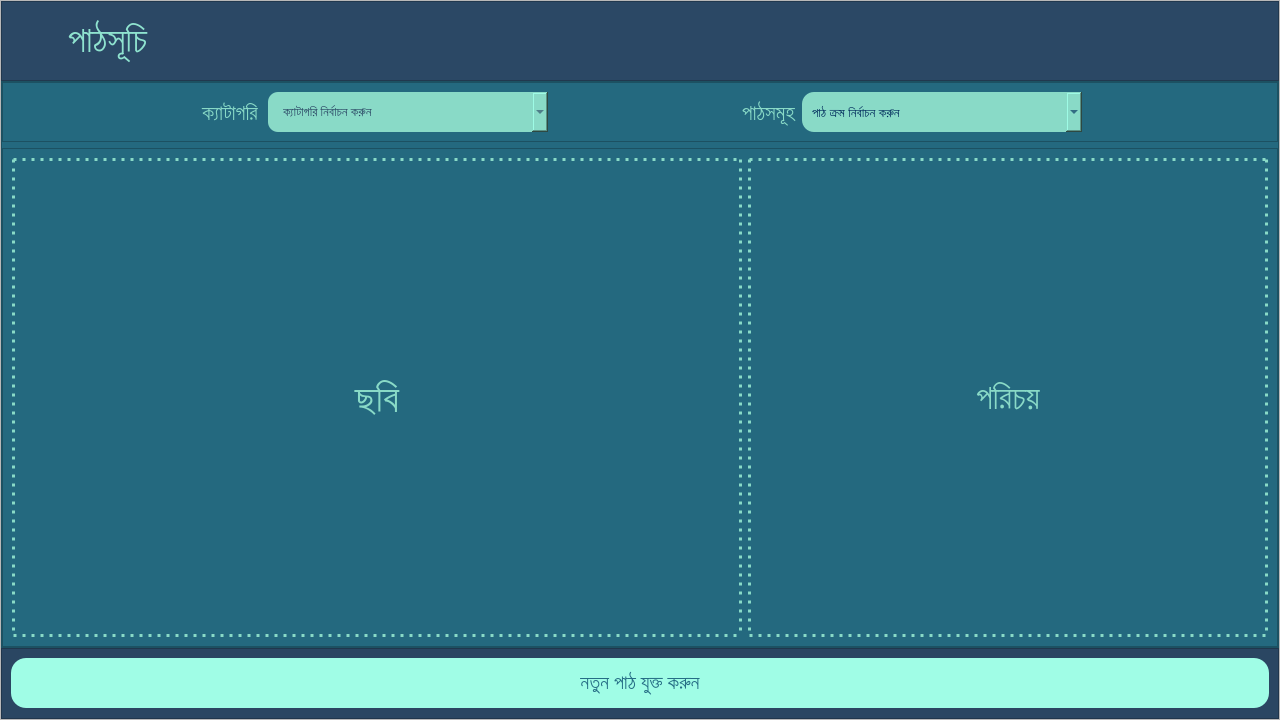
The window that EmPower/Teacher/Frontend/PyQt_UI/HomePage.ui (ahmedfahad04/SPL-2) describes before a commit, drawn with Qt 5.
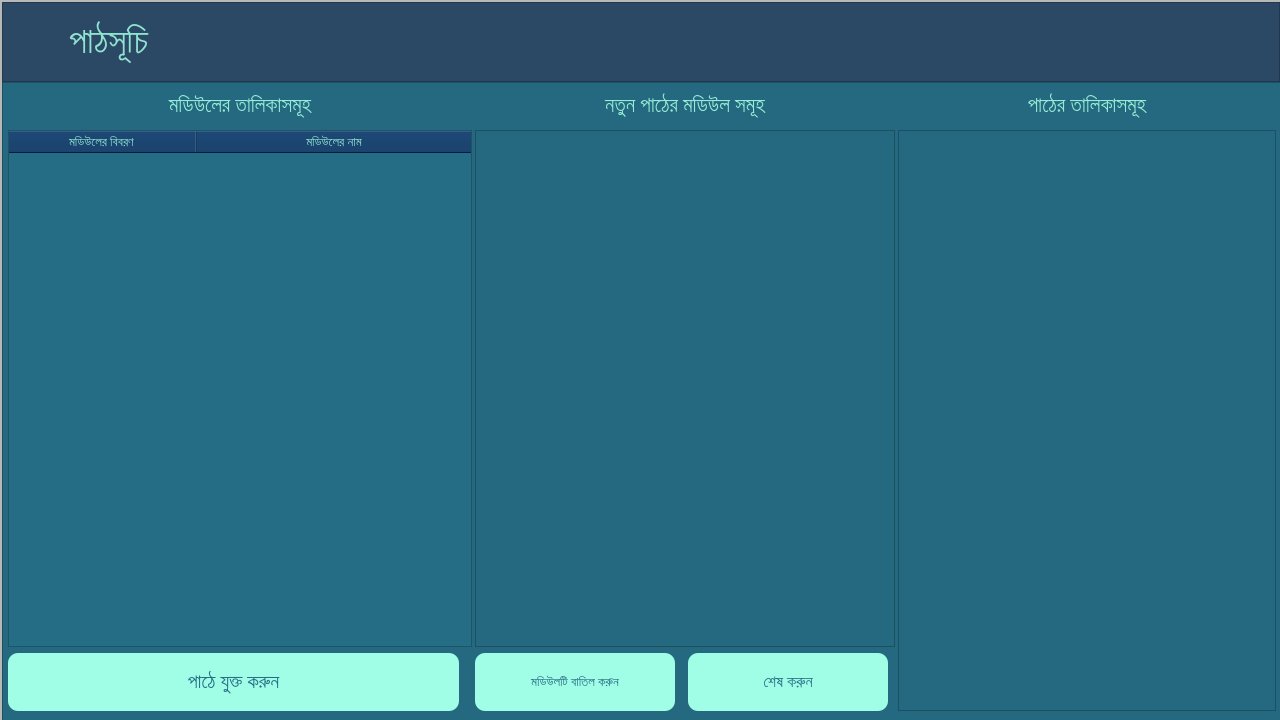
The same window after the commit. Icons and pictures are not drawn.

Commit message: lesson_making_page added

The edit to the form file:
```diff
--- a/EmPower/Teacher/Frontend/PyQt_UI/HomePage.ui
+++ b/EmPower/Teacher/Frontend/PyQt_UI/HomePage.ui
@@ -26,7 +26,7 @@
      <height>720</height>
     </size>
    </property>
-   <layout class="QHBoxLayout" name="horizontalLayout_14">
+   <layout class="QGridLayout" name="gridLayout_7">
     <property name="leftMargin">
      <number>0</number>
     </property>
@@ -39,7 +39,10 @@
     <property name="bottomMargin">
      <number>0</number>
     </property>
-    <item>
+    <property name="horizontalSpacing">
+     <number>0</number>
+    </property>
+    <item row="0" column="0">
      <widget class="QStackedWidget" name="stackedWidget">
       <property name="minimumSize">
        <size>
@@ -48,7 +51,7 @@
        </size>
       </property>
       <property name="currentIndex">
-       <number>2</number>
+       <number>4</number>
       </property>
       <widget class="QWidget" name="home_page">
        <property name="minimumSize">
@@ -949,7 +952,7 @@
                 </property>
                 <property name="icon">
                  <iconset>
-                  <normaloff>../Images/add_icon.png</normaloff>../Images/add_icon.png</iconset>
+                  <normaloff>../../../../../../Cache_Empower/V6/Teacher/Frontend/Images/add_icon.png</normaloff>../../../../../../Cache_Empower/V6/Teacher/Frontend/Images/add_icon.png</iconset>
                 </property>
                 <property name="iconSize">
                  <size>
@@ -1156,137 +1159,6 @@
            <property name="spacing">
             <number>0</number>
            </property>
-           <item row="0" column="0">
-            <widget class="QFrame" name="top_frame_2">
-             <property name="minimumSize">
-              <size>
-               <width>1180</width>
-               <height>80</height>
-              </size>
-             </property>
-             <property name="maximumSize">
-              <size>
-               <width>16777215</width>
-               <height>80</height>
-              </size>
-             </property>
-             <property name="styleSheet">
-              <string notr="true">background-color: #2B4865;</string>
-             </property>
-             <property name="frameShape">
-              <enum>QFrame::StyledPanel</enum>
-             </property>
-             <property name="frameShadow">
-              <enum>QFrame::Raised</enum>
-             </property>
-             <layout class="QHBoxLayout" name="horizontalLayout_7">
-              <property name="leftMargin">
-               <number>0</number>
-              </property>
-              <property name="topMargin">
-               <number>0</number>
-              </property>
-              <property name="rightMargin">
-               <number>0</number>
-              </property>
-              <property name="bottomMargin">
-               <number>0</number>
-              </property>
-              <item>
-               <widget class="QPushButton" name="lsn_btn_back_to_home">
-                <property name="sizePolicy">
-                 <sizepolicy hsizetype="Preferred" vsizetype="Preferred">
-                  <horstretch>0</horstretch>
-                  <verstretch>0</verstretch>
-                 </sizepolicy>
-                </property>
-                <property name="minimumSize">
-                 <size>
-                  <width>0</width>
-                  <height>60</height>
-                 </size>
-                </property>
-                <property name="maximumSize">
-                 <size>
-                  <width>60</width>
-                  <height>60</height>
-                 </size>
-                </property>
-                <property name="baseSize">
-                 <size>
-                  <width>0</width>
-                  <height>4</height>
-                 </size>
-                </property>
-                <property name="font">
-                 <font>
-                  <pointsize>11</pointsize>
-                 </font>
-                </property>
-                <property name="cursor">
-                 <cursorShape>PointingHandCursor</cursorShape>
-                </property>
-                <property name="mouseTracking">
-                 <bool>true</bool>
-                </property>
-                <property name="styleSheet">
-                 <string notr="true">QPushButton {
-	background-color: #2B4865 #256D85;
-	border: none;
-}
-
-QPushButton:hover:!pressed
-{
-	background-color:  #256D85;
-	border-radius: 30px;
-}</string>
-                </property>
-                <property name="text">
-                 <string/>
-                </property>
-                <property name="icon">
-                 <iconset>
-                  <normaloff>../Images/back_icon.png</normaloff>../Images/back_icon.png</iconset>
-                </property>
-                <property name="iconSize">
-                 <size>
-                  <width>200</width>
-                  <height>200</height>
-                 </size>
-                </property>
-                <property name="autoDefault">
-                 <bool>false</bool>
-                </property>
-                <property name="default">
-                 <bool>false</bool>
-                </property>
-                <property name="flat">
-                 <bool>false</bool>
-                </property>
-               </widget>
-              </item>
-              <item>
-               <widget class="QLabel" name="lsn_lbl_headline">
-                <property name="font">
-                 <font>
-                  <family>Hind Siliguri Medium</family>
-                  <pointsize>27</pointsize>
-                 </font>
-                </property>
-                <property name="styleSheet">
-                 <string notr="true">color: #8FE3CF</string>
-                </property>
-                <property name="text">
-                 <string>পাঠসূচি</string>
-                </property>
-                <property name="alignment">
-                 <set>Qt::AlignLeading|Qt::AlignLeft|Qt::AlignVCenter</set>
-                </property>
-               </widget>
-              </item>
-             </layout>
-            </widget>
-           </item>
            <item row="1" column="0">
             <widget class="QFrame" name="mid_frame_2">
              <property name="minimumSize">
@@ -1593,37 +1465,39 @@
                   </widget>
                  </item>
                  <item>
-                  <widget class="QLabel" name="lsn_lbl_lesson_topic">
+                  <widget class="QTextEdit" name="lsn_edit_lesson_topic">
+                   <property name="enabled">
+                    <bool>false</bool>
+                   </property>
                    <property name="minimumSize">
                     <size>
                      <width>520</width>
                      <height>400</height>
                     </size>
                    </property>
-                   <property name="maximumSize">
-                    <size>
-                     <width>500</width>
-                     <height>16777215</height>
-                    </size>
-                   </property>
                    <property name="font">
                     <font>
-                     <pointsize>25</pointsize>
+                     <family>Hind Siliguri Medium</family>
+                     <pointsize>24</pointsize>
+                     <weight>7</weight>
+                     <italic>false</italic>
+                     <bold>false</bold>
                     </font>
                    </property>
                    <property name="styleSheet">
-                    <string notr="true">border: 3px dotted  rgb(137, 218, 199);
-color: rgb(137, 218, 199);</string>
+                    <string notr="true">QTextEdit {
+border: 3px dotted  rgb(137, 218, 199);
+font: 57 24pt &quot;Hind Siliguri Medium&quot;;
+color: rgb(137, 218, 199);
+padding: 20px;
+}</string>
                    </property>
-                   <property name="text">
+                   <property name="readOnly">
+                    <bool>true</bool>
+                   </property>
+                   <property name="placeholderText">
                     <string>পরিচয়</string>
                    </property>
-                   <property name="alignment">
-                    <set>Qt::AlignCenter</set>
-                   </property>
-                   <property name="wordWrap">
-                    <bool>true</bool>
-                   </property>
                   </widget>
                  </item>
                 </layout>
@@ -1680,7 +1554,7 @@
                 <property name="font">
                  <font>
                   <family>Hind Siliguri Medium</family>
-                  <pointsize>15</pointsize>
+                  <pointsize>13</pointsize>
                   <weight>50</weight>
                   <bold>false</bold>
                  </font>
@@ -1703,7 +1577,7 @@
 }</string>
                 </property>
                 <property name="text">
-                 <string>নতুন পাঠ যুক্ত করুন</string>
+                 <string>নতুন মডিউল যুক্ত করুন</string>
                 </property>
                 <property name="icon">
                  <iconset>
@@ -1712,6 +1586,92 @@
                 <property name="iconSize">
                  <size>
                   <width>30</width>
+                  <height>30</height>
+                 </size>
+                </property>
+               </widget>
+              </item>
+              <item>
+               <widget class="QPushButton" name="lsn_btn_make_lesson">
+                <property name="minimumSize">
+                 <size>
+                  <width>300</width>
+                  <height>50</height>
+                 </size>
+                </property>
+                <property name="font">
+                 <font>
+                  <family>Hind Siliguri Medium</family>
+                  <pointsize>13</pointsize>
+                 </font>
+                </property>
+                <property name="styleSheet">
+                 <string notr="true">QPushButton {
+background-color: rgb(160, 253, 230);
+color:  #256D85 ;
+border-radius: 15px;
+}
+
+QPushButton::hover:!pressed {
+	
+	background-color: rgb(143, 227, 207);
+	color: #2B4865;
+
+}</string>
+                </property>
+                <property name="text">
+                 <string>পাঠ তৈরি করুন</string>
+                </property>
+                <property name="icon">
+                 <iconset>
+                  <normaloff>../Images/make_icon.png</normaloff>../Images/make_icon.png</iconset>
+                </property>
+                <property name="iconSize">
+                 <size>
+                  <width>40</width>
+                  <height>30</height>
+                 </size>
+                </property>
+               </widget>
+              </item>
+              <item>
+               <widget class="QPushButton" name="lsn_btn_reload_window">
+                <property name="minimumSize">
+                 <size>
+                  <width>50</width>
+                  <height>50</height>
+                 </size>
+                </property>
+                <property name="font">
+                 <font>
+                  <family>Gill Sans MT Ext Condensed Bold</family>
+                  <pointsize>13</pointsize>
+                 </font>
+                </property>
+                <property name="styleSheet">
+                 <string notr="true">QPushButton {
+background-color: rgb(42, 70, 98);
+color:  #256D85 ;
+border-radius: 15px;
+}
+
+QPushButton::hover:!pressed {
+	background-color:  rgb(42, 70, 98);
+	color: #2B4865;
+	border: 2px solid rgb(56, 216, 187);
+	border-radius: 20px;
+}</string>
+                </property>
+                <property name="text">
+                 <string/>
+                </property>
+                <property name="icon">
+                 <iconset>
+                  <normaloff>../Images/reload_icon_2.png</normaloff>../Images/reload_icon_2.png</iconset>
+                </property>
+                <property name="iconSize">
+                 <size>
+                  <width>40</width>
                   <height>40</height>
                  </size>
                 </property>
@@ -1720,6 +1680,137 @@
              </layout>
             </widget>
            </item>
+           <item row="0" column="0">
+            <widget class="QFrame" name="top_frame_2">
+             <property name="minimumSize">
+              <size>
+               <width>1180</width>
+               <height>80</height>
+              </size>
+             </property>
+             <property name="maximumSize">
+              <size>
+               <width>16777215</width>
+               <height>80</height>
+              </size>
+             </property>
+             <property name="styleSheet">
+              <string notr="true">background-color: #2B4865;</string>
+             </property>
+             <property name="frameShape">
+              <enum>QFrame::StyledPanel</enum>
+             </property>
+             <property name="frameShadow">
+              <enum>QFrame::Raised</enum>
+             </property>
+             <layout class="QHBoxLayout" name="horizontalLayout_7">
+              <property name="leftMargin">
+               <number>0</number>
+              </property>
+              <property name="topMargin">
+               <number>0</number>
+              </property>
+              <property name="rightMargin">
+               <number>0</number>
+              </property>
+              <property name="bottomMargin">
+               <number>0</number>
+              </property>
+              <item>
+               <widget class="QPushButton" name="lsn_btn_back_to_home">
+                <property name="sizePolicy">
+                 <sizepolicy hsizetype="Preferred" vsizetype="Preferred">
+                  <horstretch>0</horstretch>
+                  <verstretch>0</verstretch>
+                 </sizepolicy>
+                </property>
+                <property name="minimumSize">
+                 <size>
+                  <width>0</width>
+                  <height>60</height>
+                 </size>
+                </property>
+                <property name="maximumSize">
+                 <size>
+                  <width>60</width>
+                  <height>60</height>
+                 </size>
+                </property>
+                <property name="baseSize">
+                 <size>
+                  <width>0</width>
+                  <height>4</height>
+                 </size>
+                </property>
+                <property name="font">
+                 <font>
+                  <pointsize>11</pointsize>
+                 </font>
+                </property>
+                <property name="cursor">
+                 <cursorShape>PointingHandCursor</cursorShape>
+                </property>
+                <property name="mouseTracking">
+                 <bool>true</bool>
+                </property>
+                <property name="styleSheet">
+                 <string notr="true">QPushButton {
+	background-color: #2B4865 #256D85;
+	border: none;
+}
+
+QPushButton:hover:!pressed
+{
+	background-color:  #256D85;
+	border-radius: 30px;
+}</string>
+                </property>
+                <property name="text">
+                 <string/>
+                </property>
+                <property name="icon">
+                 <iconset>
+                  <normaloff>../Images/back_icon.png</normaloff>../Images/back_icon.png</iconset>
+                </property>
+                <property name="iconSize">
+                 <size>
+                  <width>200</width>
+                  <height>200</height>
+                 </size>
+                </property>
+                <property name="autoDefault">
+                 <bool>false</bool>
+                </property>
+                <property name="default">
+                 <bool>false</bool>
+                </property>
+                <property name="flat">
+                 <bool>false</bool>
+                </property>
+               </widget>
+              </item>
+              <item>
+               <widget class="QLabel" name="lsn_lbl_headline">
+                <property name="font">
+                 <font>
+                  <family>Hind Siliguri Medium</family>
+                  <pointsize>27</pointsize>
+                 </font>
+                </property>
+                <property name="styleSheet">
+                 <string notr="true">color: #8FE3CF</string>
+                </property>
+                <property name="text">
+                 <string>পাঠসূচি</string>
+                </property>
+                <property name="alignment">
+                 <set>Qt::AlignLeading|Qt::AlignLeft|Qt::AlignVCenter</set>
+                </property>
+               </widget>
+              </item>
+             </layout>
+            </widget>
+           </item>
           </layout>
          </widget>
         </item>
@@ -2420,6 +2511,611 @@
         </item>
        </layout>
       </widget>
+      <widget class="QWidget" name="lesson_making_page">
+       <layout class="QGridLayout" name="gridLayout_8">
+        <property name="leftMargin">
+         <number>0</number>
+        </property>
+        <property name="topMargin">
+         <number>0</number>
+        </property>
+        <property name="rightMargin">
+         <number>0</number>
+        </property>
+        <property name="bottomMargin">
+         <number>0</number>
+        </property>
+        <item row="0" column="0">
+         <widget class="QFrame" name="frame">
+          <property name="minimumSize">
+           <size>
+            <width>1280</width>
+            <height>720</height>
+           </size>
+          </property>
+          <property name="frameShape">
+           <enum>QFrame::StyledPanel</enum>
+          </property>
+          <property name="frameShadow">
+           <enum>QFrame::Raised</enum>
+          </property>
+          <layout class="QGridLayout" name="gridLayout_3">
+           <property name="leftMargin">
+            <number>0</number>
+           </property>
+           <property name="topMargin">
+            <number>0</number>
+           </property>
+           <property name="rightMargin">
+            <number>0</number>
+           </property>
+           <property name="bottomMargin">
+            <number>0</number>
+           </property>
+           <item row="0" column="0">
+            <widget class="QFrame" name="lesson_frame_2">
+             <property name="minimumSize">
+              <size>
+               <width>1280</width>
+               <height>720</height>
+              </size>
+             </property>
+             <property name="styleSheet">
+              <string notr="true"/>
+             </property>
+             <property name="frameShape">
+              <enum>QFrame::StyledPanel</enum>
+             </property>
+             <property name="frameShadow">
+              <enum>QFrame::Raised</enum>
+             </property>
+             <layout class="QVBoxLayout" name="verticalLayout_9">
+              <property name="spacing">
+               <number>0</number>
+              </property>
+              <property name="leftMargin">
+               <number>0</number>
+              </property>
+              <property name="topMargin">
+               <number>0</number>
+              </property>
+              <property name="rightMargin">
+               <number>0</number>
+              </property>
+              <property name="bottomMargin">
+               <number>0</number>
+              </property>
+              <item>
+               <widget class="QFrame" name="top_frame_5">
+                <property name="minimumSize">
+                 <size>
+                  <width>1278</width>
+                  <height>80</height>
+                 </size>
+                </property>
+                <property name="maximumSize">
+                 <size>
+                  <width>16777215</width>
+                  <height>80</height>
+                 </size>
+                </property>
+                <property name="styleSheet">
+                 <string notr="true">background-color: #2B4865;</string>
+                </property>
+                <property name="frameShape">
+                 <enum>QFrame::StyledPanel</enum>
+                </property>
+                <property name="frameShadow">
+                 <enum>QFrame::Raised</enum>
+                </property>
+                <layout class="QHBoxLayout" name="horizontalLayout_24">
+                 <property name="leftMargin">
+                  <number>0</number>
+                 </property>
+                 <property name="topMargin">
+                  <number>0</number>
+                 </property>
+                 <property name="rightMargin">
+                  <number>0</number>
+                 </property>
+                 <property name="bottomMargin">
+                  <number>0</number>
+                 </property>
+                 <item>
+                  <widget class="QPushButton" name="lsn_btn_back_to_home_3">
+                   <property name="sizePolicy">
+                    <sizepolicy hsizetype="Preferred" vsizetype="Preferred">
+                     <horstretch>0</horstretch>
+                     <verstretch>0</verstretch>
+                    </sizepolicy>
+                   </property>
+                   <property name="minimumSize">
+                    <size>
+                     <width>0</width>
+                     <height>60</height>
+                    </size>
+                   </property>
+                   <property name="maximumSize">
+                    <size>
+                     <width>60</width>
+                     <height>60</height>
+                    </size>
+                   </property>
+                   <property name="baseSize">
+                    <size>
+                     <width>0</width>
+                     <height>4</height>
+                    </size>
+                   </property>
+                   <property name="font">
+                    <font>
+                     <pointsize>11</pointsize>
+                    </font>
+                   </property>
+                   <property name="cursor">
+                    <cursorShape>PointingHandCursor</cursorShape>
+                   </property>
+                   <property name="mouseTracking">
+                    <bool>true</bool>
+                   </property>
+                   <property name="styleSheet">
+                    <string notr="true">QPushButton {
+	background-color: #2B4865 #256D85;
+	border: none;
+}
+
+QPushButton:hover:!pressed
+{
+	background-color:  #256D85;
+	border-radius: 30px;
+}</string>
+                   </property>
+                   <property name="text">
+                    <string/>
+                   </property>
+                   <property name="icon">
+                    <iconset>
+                     <normaloff>../Images/back_icon.png</normaloff>../Images/back_icon.png</iconset>
+                   </property>
+                   <property name="iconSize">
+                    <size>
+                     <width>200</width>
+                     <height>200</height>
+                    </size>
+                   </property>
+                   <property name="autoDefault">
+                    <bool>false</bool>
+                   </property>
+                   <property name="default">
+                    <bool>false</bool>
+                   </property>
+                   <property name="flat">
+                    <bool>false</bool>
+                   </property>
+                  </widget>
+                 </item>
+                 <item>
+                  <widget class="QLabel" name="lsn_lbl_headline_4">
+                   <property name="font">
+                    <font>
+                     <family>Hind Siliguri Medium</family>
+                     <pointsize>27</pointsize>
+                    </font>
+                   </property>
+                   <property name="styleSheet">
+                    <string notr="true">color: #8FE3CF</string>
+                   </property>
+                   <property name="text">
+                    <string>পাঠসূচি</string>
+                   </property>
+                   <property name="alignment">
+                    <set>Qt::AlignLeading|Qt::AlignLeft|Qt::AlignVCenter</set>
+                   </property>
+                  </widget>
+                 </item>
+                </layout>
+               </widget>
+              </item>
+              <item>
+               <widget class="QFrame" name="mid_frame_4">
+                <property name="minimumSize">
+                 <size>
+                  <width>1306</width>
+                  <height>641</height>
+                 </size>
+                </property>
+                <property name="styleSheet">
+                 <string notr="true">background-color:rgb(36, 105, 127);</string>
+                </property>
+                <property name="frameShape">
+                 <enum>QFrame::StyledPanel</enum>
+                </property>
+                <property name="frameShadow">
+                 <enum>QFrame::Raised</enum>
+                </property>
+                <layout class="QGridLayout" name="gridLayout_4">
+                 <property name="leftMargin">
+                  <number>5</number>
+                 </property>
+                 <property name="topMargin">
+                  <number>5</number>
+                 </property>
+                 <property name="rightMargin">
+                  <number>31</number>
+                 </property>
+                 <property name="bottomMargin">
+                  <number>11</number>
+                 </property>
+                 <property name="horizontalSpacing">
+                  <number>3</number>
+                 </property>
+                 <item row="0" column="0">
+                  <widget class="QLabel" name="lsn_lbl_lessons_3">
+                   <property name="minimumSize">
+                    <size>
+                     <width>451</width>
+                     <height>36</height>
+                    </size>
+                   </property>
+                   <property name="font">
+                    <font>
+                     <family>Hind Siliguri Medium</family>
+                     <pointsize>16</pointsize>
+                     <weight>50</weight>
+                     <bold>false</bold>
+                    </font>
+                   </property>
+                   <property name="styleSheet">
+                    <string notr="true">color: rgb(149, 236, 215);</string>
+                   </property>
+                   <property name="text">
+                    <string>মডিউলের তালিকাসমূহ</string>
+                   </property>
+                   <property name="alignment">
+                    <set>Qt::AlignCenter</set>
+                   </property>
+                  </widget>
+                 </item>
+                 <item row="0" column="1" colspan="2">
+                  <widget class="QLabel" name="lsn_lbl_lessons_5">
+                   <property name="minimumSize">
+                    <size>
+                     <width>371</width>
+                     <height>36</height>
+                    </size>
+                   </property>
+                   <property name="font">
+                    <font>
+                     <family>Hind Siliguri Medium</family>
+                     <pointsize>16</pointsize>
+                     <weight>50</weight>
+                     <bold>false</bold>
+                    </font>
+                   </property>
+                   <property name="styleSheet">
+                    <string notr="true">color: rgb(149, 236, 215);</string>
+                   </property>
+                   <property name="text">
+                    <string>নতুন পাঠের মডিউল সমূহ</string>
+                   </property>
+                   <property name="alignment">
+                    <set>Qt::AlignCenter</set>
+                   </property>
+                  </widget>
+                 </item>
+                 <item row="0" column="3">
+                  <widget class="QLabel" name="lsn_lbl_lessons_4">
+                   <property name="minimumSize">
+                    <size>
+                     <width>361</width>
+                     <height>36</height>
+                    </size>
+                   </property>
+                   <property name="font">
+                    <font>
+                     <family>Hind Siliguri Medium</family>
+                     <pointsize>16</pointsize>
+                     <weight>50</weight>
+                     <bold>false</bold>
+                    </font>
+                   </property>
+                   <property name="styleSheet">
+                    <string notr="true">color: rgb(149, 236, 215);</string>
+                   </property>
+                   <property name="text">
+                    <string>পাঠের তালিকাসমূহ</string>
+                   </property>
+                   <property name="alignment">
+                    <set>Qt::AlignCenter</set>
+                   </property>
+                  </widget>
+                 </item>
+                 <item row="1" column="0">
+                  <widget class="QTableWidget" name="lsn_module_table_widget">
+                   <property name="minimumSize">
+                    <size>
+                     <width>451</width>
+                     <height>501</height>
+                    </size>
+                   </property>
+                   <property name="styleSheet">
+                    <string notr="true">QHeaderView::section {
+	background-color: #002B5B;
+    color: rgb(143, 227, 207);
+}
+
+
+
+QTableWidget {
+	background-color: #256D85;
+	gridline-color: rgb(255, 255, 255);
+	color: #fff;
+}
+
+</string>
+                   </property>
+                   <attribute name="horizontalHeaderDefaultSectionSize">
+                    <number>188</number>
+                   </attribute>
+                   <attribute name="horizontalHeaderStretchLastSection">
+                    <bool>true</bool>
+                   </attribute>
+                   <column>
+                    <property name="text">
+                     <string>মডিউলের বিবরণ </string>
+                    </property>
+                    <property name="font">
+                     <font>
+                      <family>Hind Siliguri Medium</family>
+                      <pointsize>10</pointsize>
+                      <weight>50</weight>
+                      <bold>false</bold>
+                     </font>
+                    </property>
+                    <property name="textAlignment">
+                     <set>AlignCenter</set>
+                    </property>
+                   </column>
+                   <column>
+                    <property name="text">
+                     <string>মডিউলের নাম</string>
+                    </property>
+                    <property name="font">
+                     <font>
+                      <family>Hind Siliguri Medium</family>
+                      <pointsize>10</pointsize>
+                      <weight>50</weight>
+                      <bold>false</bold>
+                     </font>
+                    </property>
+                    <property name="textAlignment">
+                     <set>AlignCenter</set>
+                    </property>
+                   </column>
+                  </widget>
+                 </item>
+                 <item row="1" column="3" rowspan="2">
+                  <widget class="QTreeView" name="lsn_tree_view">
+                   <property name="minimumSize">
+                    <size>
+                     <width>378</width>
+                     <height>566</height>
+                    </size>
+                   </property>
+                  </widget>
+                 </item>
+                 <item row="2" column="0">
+                  <widget class="QPushButton" name="lsn_btn_add_new_module">
+                   <property name="sizePolicy">
+                    <sizepolicy hsizetype="Preferred" vsizetype="Preferred">
+                     <horstretch>230</horstretch>
+                     <verstretch>40</verstretch>
+                    </sizepolicy>
+                   </property>
+                   <property name="minimumSize">
+                    <size>
+                     <width>451</width>
+                     <height>58</height>
+                    </size>
+                   </property>
+                   <property name="maximumSize">
+                    <size>
+                     <width>451</width>
+                     <height>58</height>
+                    </size>
+                   </property>
+                   <property name="font">
+                    <font>
+                     <family>Hind Siliguri Medium</family>
+                     <pointsize>15</pointsize>
+                     <weight>50</weight>
+                     <bold>false</bold>
+                    </font>
+                   </property>
+                   <property name="cursor">
+                    <cursorShape>PointingHandCursor</cursorShape>
+                   </property>
+                   <property name="styleSheet">
+                    <string notr="true">QPushButton {
+background-color: rgb(160, 253, 230);
+color:  #256D85 ;
+border-radius: 10px;
+}
+
+QPushButton::hover {
+	
+	background-color: rgb(143, 227, 207);
+	color: #2B4865;
+
+}</string>
+                   </property>
+                   <property name="text">
+                    <string>পাঠে যুক্ত করুন</string>
+                   </property>
+                   <property name="icon">
+                    <iconset>
+                     <normaloff>../Images/add_icon.png</normaloff>../Images/add_icon.png</iconset>
+                   </property>
+                   <property name="iconSize">
+                    <size>
+                     <width>25</width>
+                     <height>25</height>
+                    </size>
+                   </property>
+                  </widget>
+                 </item>
+                 <item row="2" column="2">
+                  <widget class="QPushButton" name="lsn_btn_finish_add_module">
+                   <property name="enabled">
+                    <bool>false</bool>
+                   </property>
+                   <property name="sizePolicy">
+                    <sizepolicy hsizetype="Preferred" vsizetype="Preferred">
+                     <horstretch>230</horstretch>
+                     <verstretch>40</verstretch>
+                    </sizepolicy>
+                   </property>
+                   <property name="minimumSize">
+                    <size>
+                     <width>200</width>
+                     <height>58</height>
+                    </size>
+                   </property>
+                   <property name="maximumSize">
+                    <size>
+                     <width>200</width>
+                     <height>58</height>
+                    </size>
+                   </property>
+                   <property name="font">
+                    <font>
+                     <family>Hind Siliguri Medium</family>
+                     <pointsize>12</pointsize>
+                     <weight>50</weight>
+                     <bold>false</bold>
+                    </font>
+                   </property>
+                   <property name="cursor">
+                    <cursorShape>PointingHandCursor</cursorShape>
+                   </property>
+                   <property name="styleSheet">
+                    <string notr="true">QPushButton {
+background-color: rgb(160, 253, 230);
+color:  #256D85 ;
+border-radius: 10px;
+}
+
+QPushButton::hover {
+	
+	background-color: rgb(143, 227, 207);
+	color: #2B4865;
+
+}</string>
+                   </property>
+                   <property name="text">
+                    <string>শেষ করুন</string>
+                   </property>
+                   <property name="icon">
+                    <iconset>
+                     <normaloff>../Images/done.png</normaloff>../Images/done.png</iconset>
+                   </property>
+                   <property name="iconSize">
+                    <size>
+                     <width>20</width>
+                     <height>25</height>
+                    </size>
+                   </property>
+                  </widget>
+                 </item>
+                 <item row="2" column="1">
+                  <widget class="QPushButton" name="lsn_btn_remove_module">
+                   <property name="sizePolicy">
+                    <sizepolicy hsizetype="Preferred" vsizetype="Preferred">
+                     <horstretch>230</horstretch>
+                     <verstretch>40</verstretch>
+                    </sizepolicy>
+                   </property>
+                   <property name="minimumSize">
+                    <size>
+                     <width>200</width>
+                     <height>58</height>
+                    </size>
+                   </property>
+                   <property name="maximumSize">
+                    <size>
+                     <width>200</width>
+                     <height>58</height>
+                    </size>
+                   </property>
+                   <property name="font">
+                    <font>
+                     <family>Hind Siliguri Medium</family>
+                     <pointsize>10</pointsize>
+                     <weight>50</weight>
+                     <bold>false</bold>
+                    </font>
+                   </property>
+                   <property name="cursor">
+                    <cursorShape>PointingHandCursor</cursorShape>
+                   </property>
+                   <property name="styleSheet">
+                    <string notr="true">QPushButton {
+background-color: rgb(160, 253, 230);
+color:  #256D85 ;
+border-radius: 10px;
+}
+
+QPushButton::hover {
+	
+	background-color: rgb(143, 227, 207);
+	color: #2B4865;
+
+}</string>
+                   </property>
+                   <property name="text">
+                    <string>মডিউলটি বাতিল করুন</string>
+                   </property>
+                   <property name="icon">
+                    <iconset>
+                     <normaloff>../Images/remove_icon.png</normaloff>../Images/remove_icon.png</iconset>
+                   </property>
+                   <property name="iconSize">
+                    <size>
+                     <width>20</width>
+                     <height>25</height>
+                    </size>
+                   </property>
+                  </widget>
+                 </item>
+                 <item row="1" column="1" colspan="2">
+                  <widget class="QListView" name="lsn_new_module_list_view">
+                   <property name="minimumSize">
+                    <size>
+                     <width>420</width>
+                     <height>501</height>
+                    </size>
+                   </property>
+                   <property name="font">
+                    <font>
+                     <pointsize>10</pointsize>
+                    </font>
+                   </property>
+                   <property name="styleSheet">
+                    <string notr="true">color: rgb(143, 227, 190);</string>
+                   </property>
+                  </widget>
+                 </item>
+                </layout>
+               </widget>
+              </item>
+             </layout>
+            </widget>
+           </item>
+          </layout>
+         </widget>
+        </item>
+       </layout>
+      </widget>
      </widget>
     </item>
    </layout>
```
The commit also changes 31 other files.
